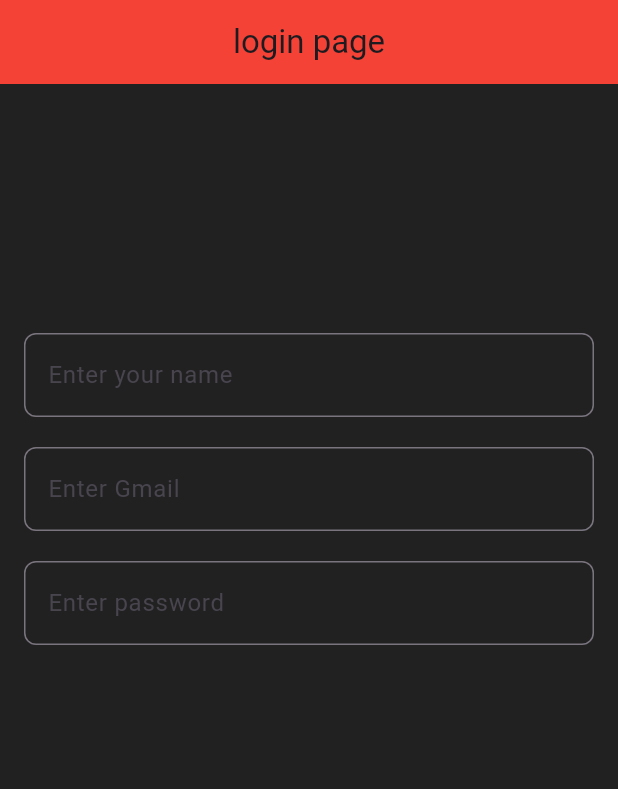
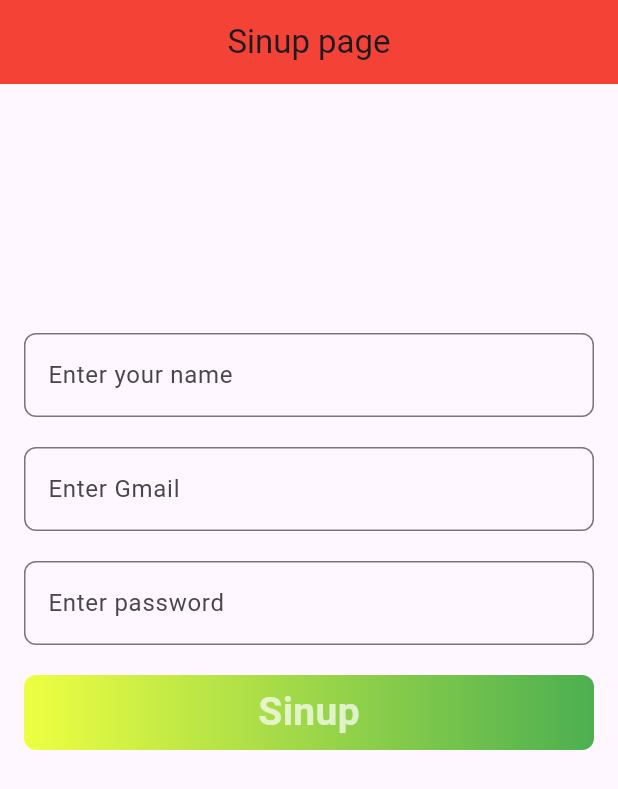
Before and after one commit to aliraza055/descison_app, a Flutter app: the screen it shows after launch, on a phone screen of 412 x 824 dp. Shown: the top 789 px of the screen. Run offline on Flutter 3.47's test engine with Material 3 defaults, Android fonts, the light colour scheme and no system bars; our stand-ins replace firebase_auth, firebase_core; accounts and stored records are empty.

Commit message:
add button for singup

```diff
--- a/lib/auth/login.dart
+++ b/lib/auth/login.dart
@@ -17,12 +17,12 @@ class _LoginPageState extends State<LoginPage> {
     return  Scaffold(
       appBar: AppBar(
         backgroundColor: Colors.red,
-        title:const Text("login page"),
+        title:const Text("Sinup page"),
         centerTitle: true,
       ),
       body: Container(
         padding:const EdgeInsets.all(16),
-        color: Colors.black87,
+        //color: Colors.black87,
         child: Form(
           key: _keyform,
           child: Column(
@@ -93,6 +93,28 @@ class _LoginPageState extends State<LoginPage> {
             const  SizedBox(
                 height: 20,
               ),
+              InkWell(
+                onTap: () {
+                  if(_keyform.currentState!.validate()){
+
+                  }
+                },
+                child: Container(
+                  height: 50,
+                  width: double.infinity,
+                  decoration: BoxDecoration(
+                    gradient:const LinearGradient(
+                      colors: [Colors.limeAccent,Colors.green]),
+                    borderRadius: BorderRadius.circular(8)
+                  ),
+                  child:const Center(
+                    child: Text(
+                      'Sinup',style: TextStyle(fontSize: 26,color: Colors.white70,fontWeight: FontWeight.w600),
+                    ),
+                  ),
+                ),
+              ),
+
 
 
             ],
```
